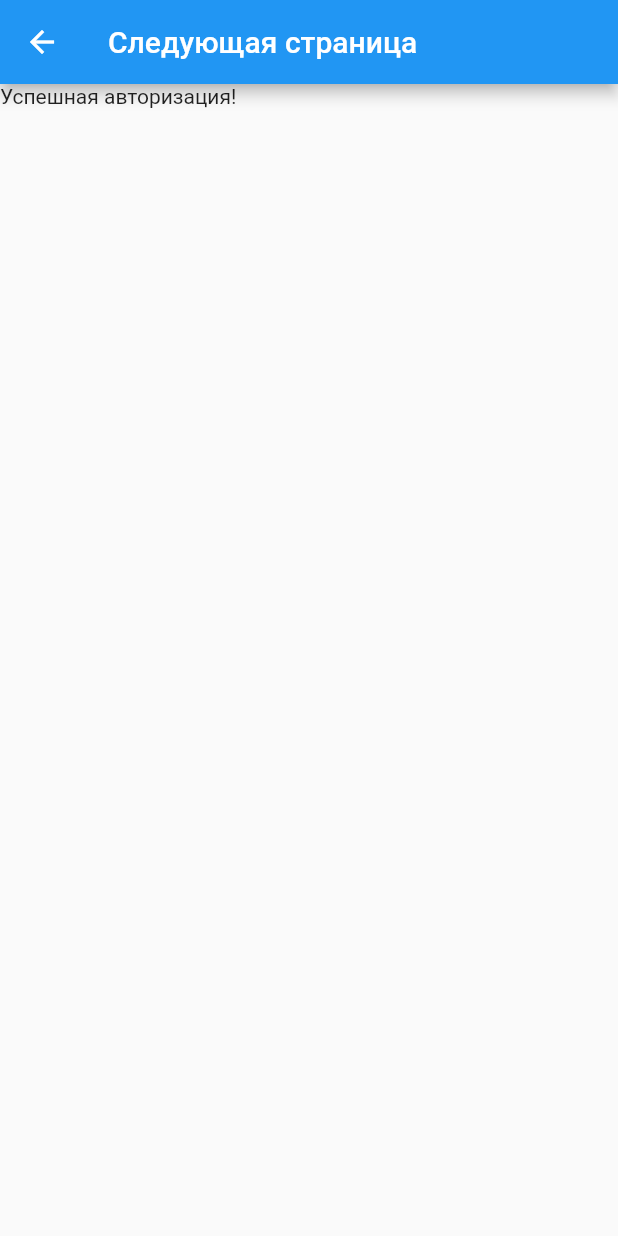
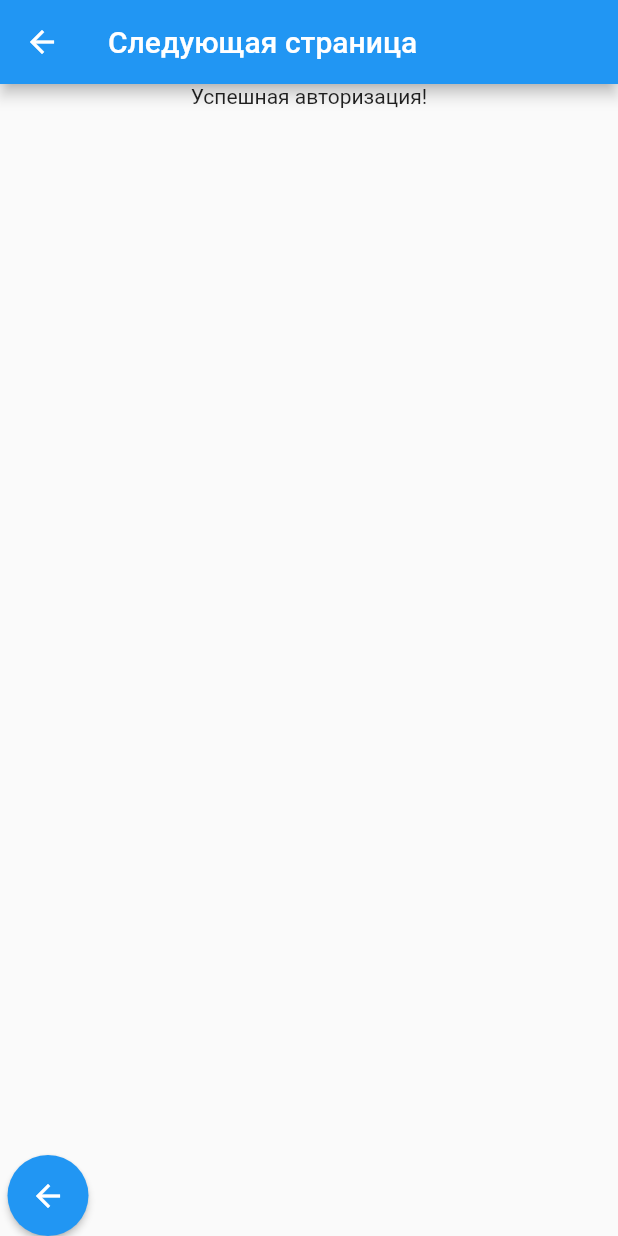
Before and after one commit to Vepr10816/Flutter_DIO, a Flutter app: the FinanceData screen opened by its route, on a phone screen of 412 x 824 dp. Run offline on Flutter 3.47's test engine with Material 2 defaults, Android fonts, the phone set to English and light mode, and no system bars; our stand-ins replace bloc, dio, flutter_bloc, freezed_annotation, get_it.

```diff
--- a/lib/presentation/screen/main/finance_data.dart
+++ b/lib/presentation/screen/main/finance_data.dart
@@ -1,4 +1,6 @@
 import 'package:flutter/material.dart';
+
+import '../auth/sign_in.dart';
 
 class FinanceData extends StatelessWidget {
   const FinanceData({super.key});
@@ -12,6 +14,19 @@ class FinanceData extends StatelessWidget {
         child: Column(
           children: <Widget>[
             Text("Успешная авторизация!"),
+            const Spacer(flex: 3),
+                    Align(
+                      alignment: Alignment.bottomLeft,
+                      child: ElevatedButton(
+                        onPressed: () => Navigator.pushNamed(context, SignIn.routeName),
+                        style: ElevatedButton.styleFrom(
+                          shape: const CircleBorder(),
+                          padding: const EdgeInsets.all(15),
+                        ),
+                        child:
+                            const Icon(Icons.arrow_back, color: Colors.white),
+                      ),
+                    ),
           ],
         ),
       ),
```
Also changed, not shown: lib/main.dart (+20 -1 lines), lib/presentation/screen/auth/sign_in.dart (+20 -15 lines), lib/state/cubit/auth_cubit.dart (+16 -0 lines).
